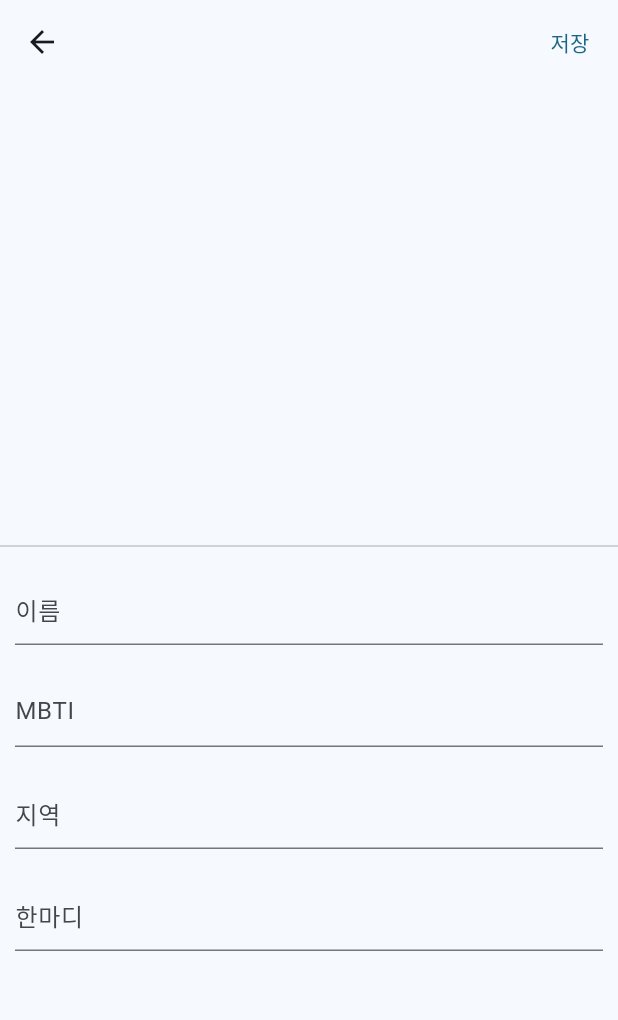
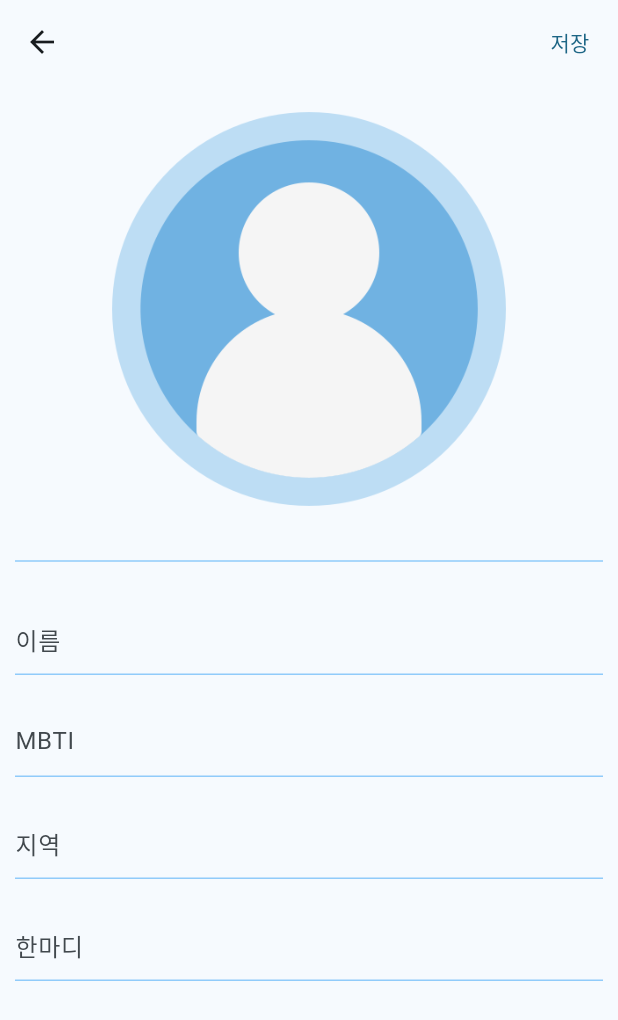
Before and after one commit to alexcho617/helloIOneEFour, a Flutter app: the screen it shows after launch, after a tap on the "add" icon, on a phone screen of 412 x 824 dp. Shown: the top 1020 px of the screen. Run offline on Flutter 3.47's test engine with Material 2 defaults, Android fonts, the phone set to English and light mode, and no system bars; our stand-ins replace image_picker, shared_preferences; network calls fail.

Commit message:
제출본

```diff
--- a/hello_i1e4/lib/pages/listPage.dart
+++ b/hello_i1e4/lib/pages/listPage.dart
@@ -39,7 +39,7 @@ class _ListPageState extends State<ListPage> {
                 ),
               ],
             ),
-            backgroundColor:Color.fromARGB(255, 144, 203, 250),
+            backgroundColor: Color.fromARGB(255, 144, 203, 250),
             toolbarHeight: 200,
           ),
           body: ListView.builder(
@@ -65,7 +65,8 @@ class _ListPageState extends State<ListPage> {
                           ),
                           TextButton(
                             onPressed: () {
-                              memberService.canceldelete(tempIndex: index, tempMember: tempMember);
+                              memberService.canceldelete(
+                                  tempIndex: index, tempMember: tempMember);
                               Navigator.of(context).pop();
                             },
                             child: Text("취소"),
@@ -89,9 +90,9 @@ class _ListPageState extends State<ListPage> {
                   padding: const EdgeInsets.all(10.0),
                   child: Container(
                     decoration: BoxDecoration(
-                      border: Border(bottom: BorderSide(
-                        color: Color.fromARGB(255, 144, 203, 250)
-                      ),
+                      border: Border(
+                        bottom: BorderSide(
+                            color: Color.fromARGB(255, 144, 203, 250)),
                       ),
                     ),
                     child: ListTile(
@@ -105,12 +106,14 @@ class _ListPageState extends State<ListPage> {
                           ),
                         );
                       },
+                      visualDensity: VisualDensity(horizontal: 4, vertical: 4),
                       title: Text(
                         teamList[index].name,
-                        style: TextStyle(fontWeight: FontWeight.bold, fontSize: 20),
+                        style: TextStyle(
+                            fontWeight: FontWeight.bold, fontSize: 24),
                       ),
                       subtitle: Text(teamList[index].mbti,
-                          style: TextStyle(fontSize: 12)),
+                          style: TextStyle(fontSize: 16)),
                       leading: Stack(
                         alignment: Alignment.bottomCenter,
                         children: [
@@ -118,7 +121,8 @@ class _ListPageState extends State<ListPage> {
                             width: 30,
                             height: 30,
                             child: memberService.teamList[index].pic != ''
-                                ? Image.network(memberService.teamList[index].pic)
+                                ? Image.network(
+                                    memberService.teamList[index].pic)
                                 : Icon(
                                     Icons.person,
                                     color: Colors.grey[500],
@@ -140,7 +144,7 @@ class _ListPageState extends State<ListPage> {
               );
             },
           ),
-           floatingActionButton: FloatingActionButton(
+          floatingActionButton: FloatingActionButton(
             child: Icon(Icons.add),
             onPressed: () {
               Navigator.push(
--- a/hello_i1e4/lib/pages/newPage.dart
+++ b/hello_i1e4/lib/pages/newPage.dart
@@ -56,6 +56,7 @@ class _newPageState extends State<newPage> {
             width: double.infinity,
             height: 300,
             child: GestureDetector(
+              child: Image(image: AssetImage('assets/images/user.png')),
               // // Image
               // onTap: () {
               //   getImage();
@@ -65,7 +66,12 @@ class _newPageState extends State<newPage> {
               //     : const Image(image: AssetImage('assets/images/user.png')),
             ),
           ),
-          const Divider(),
+          Padding(
+            padding: const EdgeInsets.all(10.0),
+            child: const Divider(
+              color: Color.fromARGB(255, 144, 203, 250),
+            ),
+          ),
           Container(
             alignment: Alignment.centerLeft,
             child: Column(
@@ -101,7 +107,14 @@ class newPageItem extends StatelessWidget {
     return Padding(
       padding: const EdgeInsets.all(10.0),
       child: TextField(
-        decoration: InputDecoration(hintText: hintText),
+        decoration: InputDecoration(
+          hintText: hintText,
+          enabledBorder: UnderlineInputBorder(
+            borderSide: BorderSide(
+              color: Color.fromARGB(255, 144, 203, 250),
+            ),
+          ),
+        ),
         maxLines: 1,
         onChanged: (value) {
           switch (hintText) {
```
Also changed, not shown: hello_i1e4/assets/images/user.png, 1 other file. Lines whose indentation alone changed are shown as unchanged.
